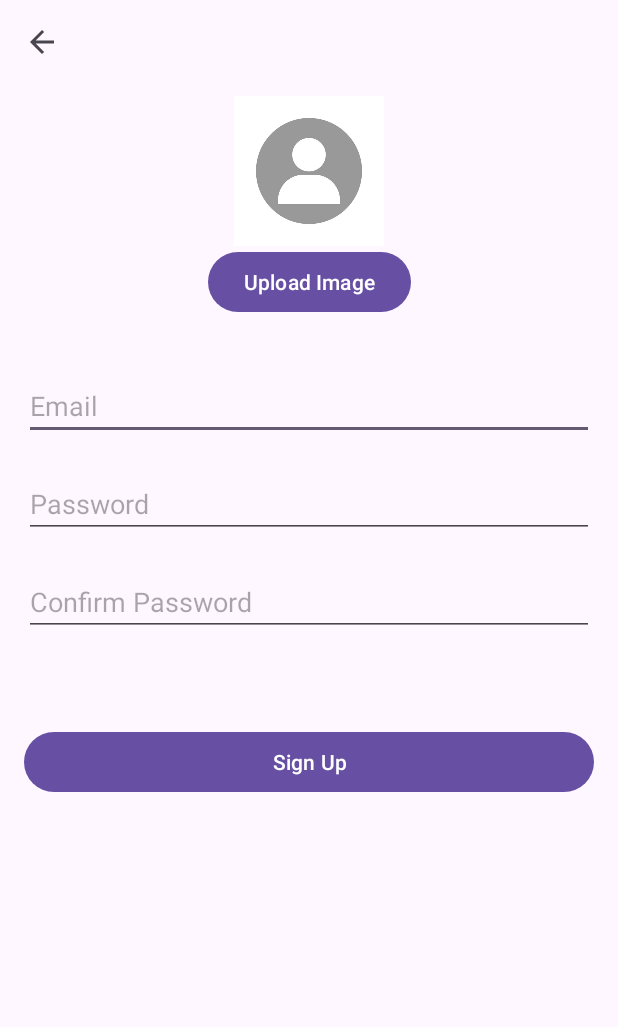
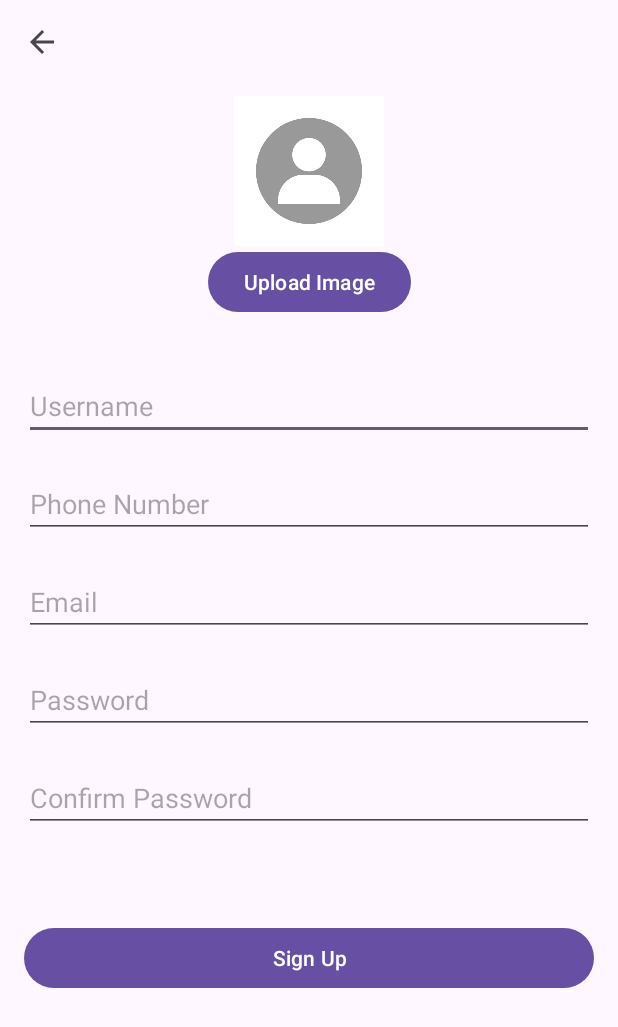
Before and after one commit to inamit/mobile-app-final-project, an Android app: the SignUpActivity screen opened directly, with no data from a screen before it, on a phone screen of 412 x 824 dp. Shown: the top 1027 px of the screen. Run offline under Robolectric (Android 15) with nearby library versions, the phone set to English and light mode, and no system bars; our stand-ins replace Firebase (no records; nobody signed in at launch, a user with empty details on screens opened directly).

Commit message:
add input fields

```diff
--- a/app/src/main/res/layout/activity_signup.xml
+++ b/app/src/main/res/layout/activity_signup.xml
@@ -47,6 +47,20 @@
         app:layout_constraintTop_toBottomOf="@id/upload_image_button">
 
         <EditText
+            android:id="@+id/username_input"
+            android:layout_width="match_parent"
+            android:layout_height="wrap_content"
+            android:layout_marginTop="20dp"
+            android:hint="Username" />
+
+        <EditText
+            android:id="@+id/phone_input"
+            android:layout_width="match_parent"
+            android:layout_height="wrap_content"
+            android:layout_marginTop="20dp"
+            android:hint="Phone Number"/>
+
+        <EditText
             android:id="@+id/email_input"
             android:layout_width="match_parent"
             android:layout_height="wrap_content"
```
Also changed, not shown: app/src/main/java/com/group147/appartmentblog/screens/signup/SignUpActivity.kt (+11 -7 lines).
